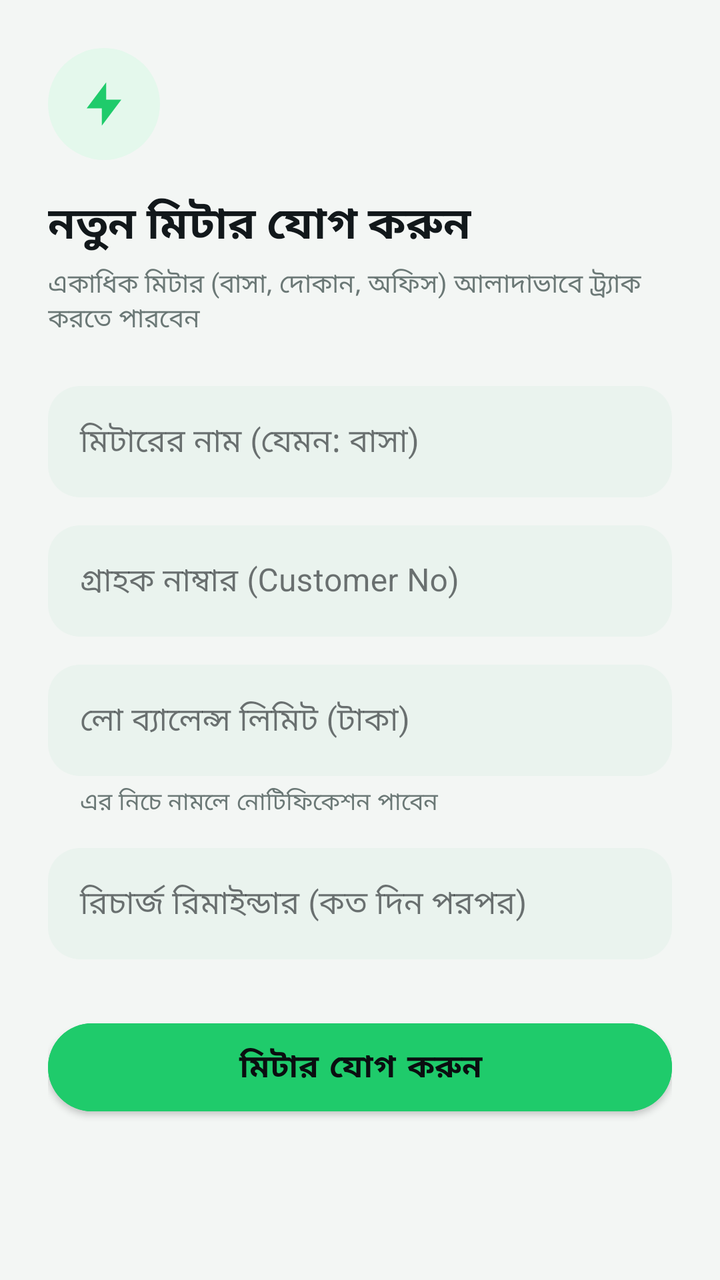
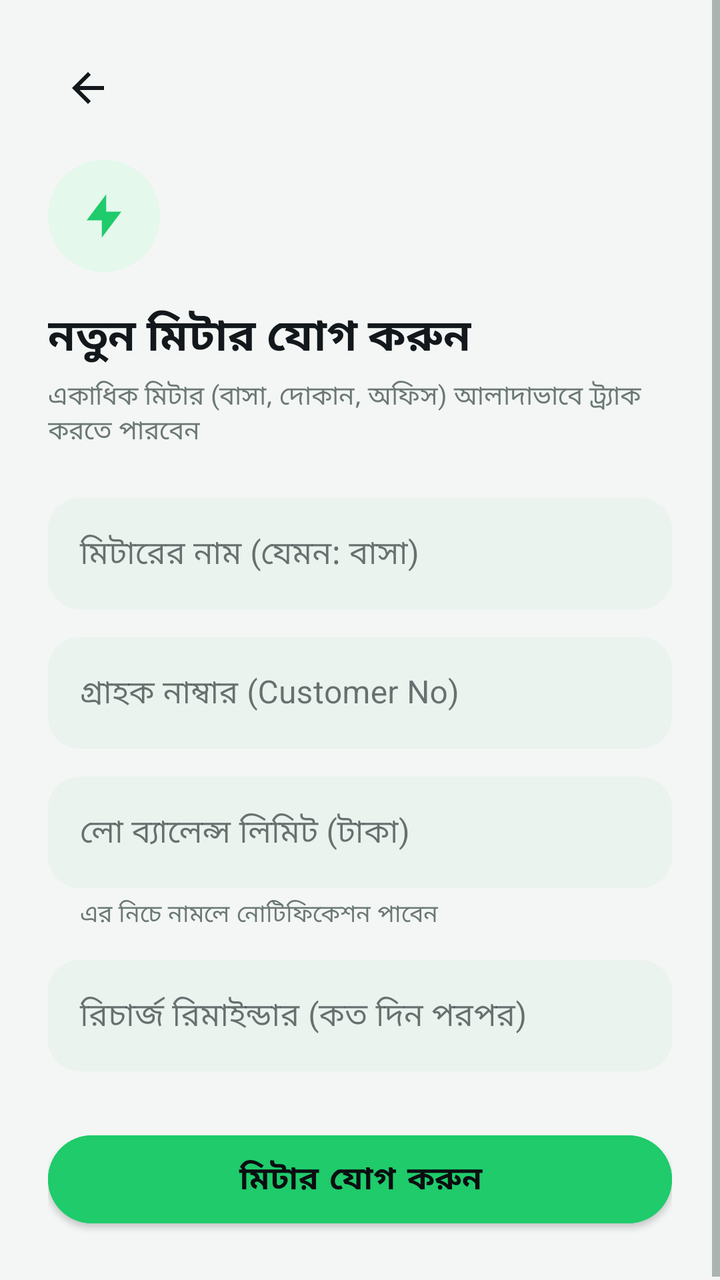

The first picture is an Android layout as it rendered before a commit; the second is the same layout after the commit. The layout source and the unified diff follow.
<!-- AndroidManifest.xml: application theme Theme.NescoTracker -->
<!-- res/layout/activity_add_account.xml -->
<?xml version="1.0" encoding="utf-8"?>
<ScrollView xmlns:android="http://schemas.android.com/apk/res/android"
    xmlns:app="http://schemas.android.com/apk/res-auto"
    android:layout_width="match_parent"
    android:layout_height="match_parent"
    android:background="@color/colorBackground"
    android:fillViewport="true">

    <LinearLayout
        android:layout_width="match_parent"
        android:layout_height="wrap_content"
        android:orientation="vertical"
        android:padding="24dp">

        <FrameLayout
            android:layout_width="56dp"
            android:layout_height="56dp"
            android:background="@drawable/bg_account_avatar">
            <ImageView
                android:layout_width="26dp"
                android:layout_height="26dp"
                android:layout_gravity="center"
                android:src="@drawable/ic_bolt" />
        </FrameLayout>

        <TextView
            android:layout_width="wrap_content"
            android:layout_height="wrap_content"
            android:layout_marginTop="16dp"
            android:text="নতুন মিটার যোগ করুন"
            android:textColor="@color/colorTextPrimary"
            android:textSize="22sp"
            android:textStyle="bold" />

        <TextView
            android:layout_width="wrap_content"
            android:layout_height="wrap_content"
            android:layout_marginTop="4dp"
            android:layout_marginBottom="24dp"
            android:text="একাধিক মিটার (বাসা, দোকান, অফিস) আলাদাভাবে ট্র্যাক করতে পারবেন"
            android:textColor="@color/colorTextSecondary"
            android:textSize="13sp" />

        <com.google.android.material.textfield.TextInputLayout
            android:layout_width="match_parent"
            android:layout_height="wrap_content"
            android:hint="মিটারের নাম (যেমন: বাসা)"
            app:boxBackgroundColor="@color/colorSurfaceVariant"
            app:boxBackgroundMode="filled"
            app:boxCornerRadiusBottomEnd="16dp"
            app:boxCornerRadiusBottomStart="16dp"
            app:boxCornerRadiusTopEnd="16dp"
            app:boxCornerRadiusTopStart="16dp"
            app:boxStrokeWidth="0dp"
            app:hintTextColor="@color/colorTextSecondary">
            <com.google.android.material.textfield.TextInputEditText
                android:id="@+id/etNickname"
                android:layout_width="match_parent"
                android:layout_height="wrap_content"
                android:textColor="@color/colorTextPrimary" />
        </com.google.android.material.textfield.TextInputLayout>

        <com.google.android.material.textfield.TextInputLayout
            android:layout_width="match_parent"
            android:layout_height="wrap_content"
            android:layout_marginTop="14dp"
            android:hint="গ্রাহক নাম্বার (Customer No)"
            app:boxBackgroundColor="@color/colorSurfaceVariant"
            app:boxBackgroundMode="filled"
            app:boxCornerRadiusBottomEnd="16dp"
            app:boxCornerRadiusBottomStart="16dp"
            app:boxCornerRadiusTopEnd="16dp"
            app:boxCornerRadiusTopStart="16dp"
            app:boxStrokeWidth="0dp"
            app:hintTextColor="@color/colorTextSecondary">
            <com.google.android.material.textfield.TextInputEditText
                android:id="@+id/etCustomerNo"
                android:layout_width="match_parent"
                android:layout_height="wrap_content"
                android:inputType="number"
                android:maxLength="11"
                android:textColor="@color/colorTextPrimary" />
        </com.google.android.material.textfield.TextInputLayout>

        <com.google.android.material.textfield.TextInputLayout
            android:layout_width="match_parent"
            android:layout_height="wrap_content"
            android:layout_marginTop="14dp"
            android:hint="লো ব্যালেন্স লিমিট (টাকা)"
            app:boxBackgroundColor="@color/colorSurfaceVariant"
            app:boxBackgroundMode="filled"
            app:boxCornerRadiusBottomEnd="16dp"
            app:boxCornerRadiusBottomStart="16dp"
            app:boxCornerRadiusTopEnd="16dp"
            app:boxCornerRadiusTopStart="16dp"
            app:boxStrokeWidth="0dp"
            app:hintTextColor="@color/colorTextSecondary"
            app:helperText="এর নিচে নামলে নোটিফিকেশন পাবেন"
            app:helperTextTextColor="@color/colorTextSecondary">
            <com.google.android.material.textfield.TextInputEditText
                android:id="@+id/etLowBalanceLimit"
                android:layout_width="match_parent"
                android:layout_height="wrap_content"
                android:inputType="number"
                android:textColor="@color/colorTextPrimary" />
        </com.google.android.material.textfield.TextInputLayout>

        <com.google.android.material.textfield.TextInputLayout
            android:layout_width="match_parent"
            android:layout_height="wrap_content"
            android:layout_marginTop="14dp"
            android:hint="রিচার্জ রিমাইন্ডার (কত দিন পরপর)"
            app:boxBackgroundColor="@color/colorSurfaceVariant"
            app:boxBackgroundMode="filled"
            app:boxCornerRadiusBottomEnd="16dp"
            app:boxCornerRadiusBottomStart="16dp"
            app:boxCornerRadiusTopEnd="16dp"
            app:boxCornerRadiusTopStart="16dp"
            app:boxStrokeWidth="0dp"
            app:hintTextColor="@color/colorTextSecondary">
            <com.google.android.material.textfield.TextInputEditText
                android:id="@+id/etReminderDays"
                android:layout_width="match_parent"
                android:layout_height="wrap_content"
                android:inputType="number"
                android:textColor="@color/colorTextPrimary" />
        </com.google.android.material.textfield.TextInputLayout>

        <ProgressBar
            android:id="@+id/progressBar"
            android:layout_width="wrap_content"
            android:layout_height="wrap_content"
            android:layout_marginTop="16dp"
            android:layout_gravity="center"
            android:visibility="gone" />

        <com.google.android.material.button.MaterialButton
            android:id="@+id/btnSave"
            android:layout_width="match_parent"
            android:layout_height="56dp"
            android:layout_marginTop="26dp"
            android:backgroundTint="@color/colorAccent"
            android:text="মিটার যোগ করুন"
            android:textAllCaps="false"
            android:textColor="@color/colorPrimaryDark"
            android:textSize="16sp"
            android:textStyle="bold"
            app:cornerRadius="28dp" />

    </LinearLayout>
</ScrollView>
<!-- resources referenced by this layout -->
<resources>
  <color name="colorAccent">#1FCB6B</color>
  <color name="colorBackground">#F3F6F4</color>
  <color name="colorPrimaryDark">#0A0E10</color>
  <color name="colorSurfaceVariant">#EAF3EE</color>
  <color name="colorTextPrimary">#12181B</color>
  <color name="colorTextSecondary">#6B7876</color>
  <!-- drawable bg_account_avatar (drawable) -->
  <?xml version="1.0" encoding="utf-8"?>
  <shape xmlns:android="http://schemas.android.com/apk/res/android" android:shape="oval">
      <solid android:color="@color/colorAccentSoft" />
  </shape>
  <!-- drawable ic_bolt (drawable) -->
  <vector xmlns:android="http://schemas.android.com/apk/res/android"
      android:width="24dp"
      android:height="24dp"
      android:viewportWidth="24"
      android:viewportHeight="24">
      <path
          android:fillColor="@color/colorAccent"
          android:pathData="M13,2 L4,14 L11,14 L11,22 L20,10 L13,10 Z" />
  </vector>
  <style name="Theme.NescoTracker" parent="Theme.MaterialComponents.DayNight.NoActionBar">
          <item name="colorPrimary">@color/colorPrimary</item>
          <item name="colorPrimaryDark">@color/colorPrimaryDark</item>
          <item name="colorAccent">@color/colorAccent</item>
          <item name="android:windowBackground">@color/colorBackground</item>
          <item name="android:statusBarColor">@color/colorHeroEnd</item>
          <item name="android:windowLightStatusBar">false</item>
          <item name="colorSurface">@color/colorCard</item>
          <item name="colorOnSurface">@color/colorTextPrimary</item>
          <item name="android:textColorPrimary">@color/colorTextPrimary</item>
          <item name="android:textColorSecondary">@color/colorTextSecondary</item>
      </style>
  <color name="colorAccentSoft">#E4F8EC</color>
  <color name="colorPrimary">#12181B</color>
  <color name="colorHeroEnd">#0B0F0E</color>
  <color name="colorCard">#FFFFFF</color>
</resources>

<!-- the commit's change to res/layout/activity_add_account.xml (unified diff, before → after) -->
@@ -11,6 +11,15 @@
         android:layout_height="wrap_content"
         android:orientation="vertical"
         android:padding="24dp">
+
+        <ImageButton
+            android:id="@+id/btnBack"
+            android:layout_width="40dp"
+            android:layout_height="40dp"
+            android:layout_marginBottom="16dp"
+            android:background="?attr/selectableItemBackgroundBorderless"
+            android:src="@drawable/ic_back"
+            app:tint="@color/colorTextPrimary" />
 
         <FrameLayout
             android:layout_width="56dp"
<!-- resource entries referenced after the edit -->
@@ -11,6 +11,16 @@
   <shape xmlns:android="http://schemas.android.com/apk/res/android" android:shape="oval">
       <solid android:color="@color/colorAccentSoft" />
   </shape>
+  <!-- drawable ic_back (drawable) -->
+  <vector xmlns:android="http://schemas.android.com/apk/res/android"
+      android:width="24dp"
+      android:height="24dp"
+      android:viewportWidth="24"
+      android:viewportHeight="24">
+      <path
+          android:fillColor="@color/colorTextPrimary"
+          android:pathData="M20,11H7.83l5.59,-5.59L12,4l-8,8 8,8 1.41,-1.41L7.83,13H20v-2z" />
+  </vector>
   <!-- drawable ic_bolt (drawable) -->
   <vector xmlns:android="http://schemas.android.com/apk/res/android"
       android:width="24dp"
